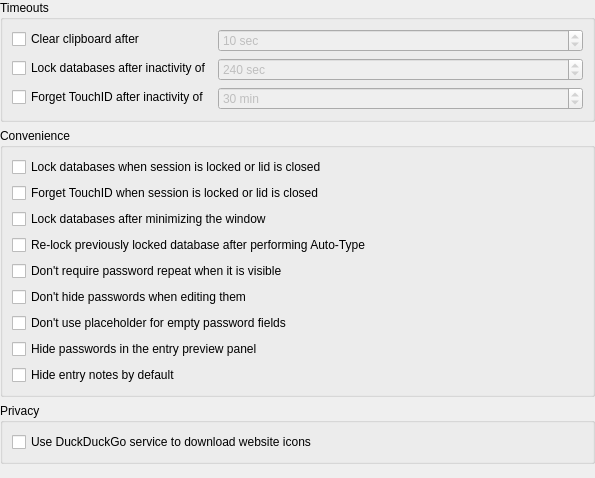
Before: the Qt Designer form src/gui/ApplicationSettingsWidgetSecurity.ui in travellers/keepassxc, drawn with Qt 5.
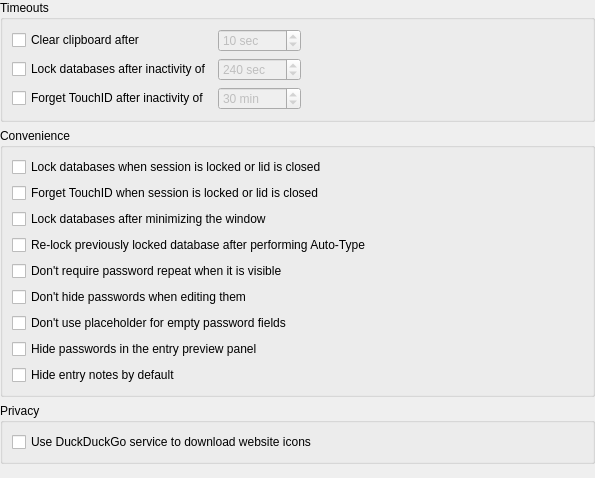
After: the same form once the commit is applied.

Commit message:
Prevent changing values during settings widget scrolling
* Add an event filter to combo boxes and spin boxes on the settings page to prevent the mouse wheel from changing the values without having focus
* Add horizontal stretch to the security settings to make the spin boxes more manageable.

```diff
--- a/src/gui/ApplicationSettingsWidgetSecurity.ui
+++ b/src/gui/ApplicationSettingsWidgetSecurity.ui
@@ -28,14 +28,7 @@
      <property name="title">
       <string>Timeouts</string>
      </property>
-     <layout class="QFormLayout" name="formLayout">
-      <item row="0" column="0">
-       <widget class="QCheckBox" name="clearClipboardCheckBox">
-        <property name="text">
-         <string>Clear clipboard after</string>
-        </property>
-       </widget>
-      </item>
+     <layout class="QGridLayout" name="gridLayout" columnstretch="0,0,1">
       <item row="0" column="1">
        <widget class="QSpinBox" name="clearClipboardSpinBox">
         <property name="enabled">
@@ -65,6 +58,13 @@
        </widget>
       </item>
       <item row="2" column="0">
+       <widget class="QCheckBox" name="touchIDResetCheckBox">
+        <property name="text">
+         <string>Forget TouchID after inactivity of</string>
+        </property>
+       </widget>
+      </item>
+      <item row="1" column="0">
        <widget class="QCheckBox" name="lockDatabaseIdleCheckBox">
         <property name="sizePolicy">
          <sizepolicy hsizetype="Minimum" vsizetype="Fixed">
@@ -77,7 +77,14 @@
         </property>
        </widget>
       </item>
-      <item row="2" column="1">
+      <item row="0" column="0">
+       <widget class="QCheckBox" name="clearClipboardCheckBox">
+        <property name="text">
+         <string>Clear clipboard after</string>
+        </property>
+       </widget>
+      </item>
+      <item row="1" column="1">
        <widget class="QSpinBox" name="lockDatabaseIdleSpinBox">
         <property name="enabled">
          <bool>false</bool>
@@ -105,7 +112,7 @@
         </property>
        </widget>
       </item>
-      <item row="3" column="1">
+      <item row="2" column="1">
        <widget class="QSpinBox" name="touchIDResetSpinBox">
         <property name="enabled">
          <bool>false</bool>
@@ -130,12 +137,18 @@
         </property>
        </widget>
       </item>
-      <item row="3" column="0">
-       <widget class="QCheckBox" name="touchIDResetCheckBox">
-        <property name="text">
-         <string>Forget TouchID after inactivity of</string>
+      <item row="0" column="2">
+       <spacer name="horizontalSpacer">
+        <property name="orientation">
+         <enum>Qt::Horizontal</enum>
         </property>
-       </widget>
+        <property name="sizeHint" stdset="0">
+         <size>
+          <width>40</width>
+          <height>20</height>
+         </size>
+        </property>
+       </spacer>
       </item>
      </layout>
     </widget>
```
The commit also changes 2 other files.
